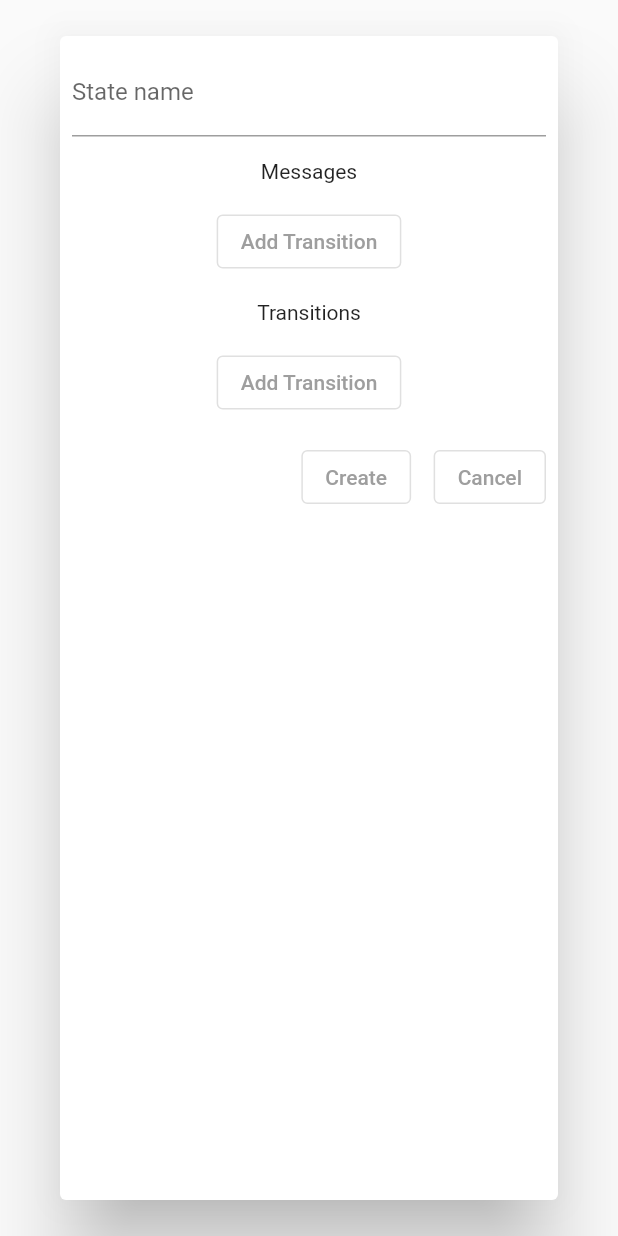
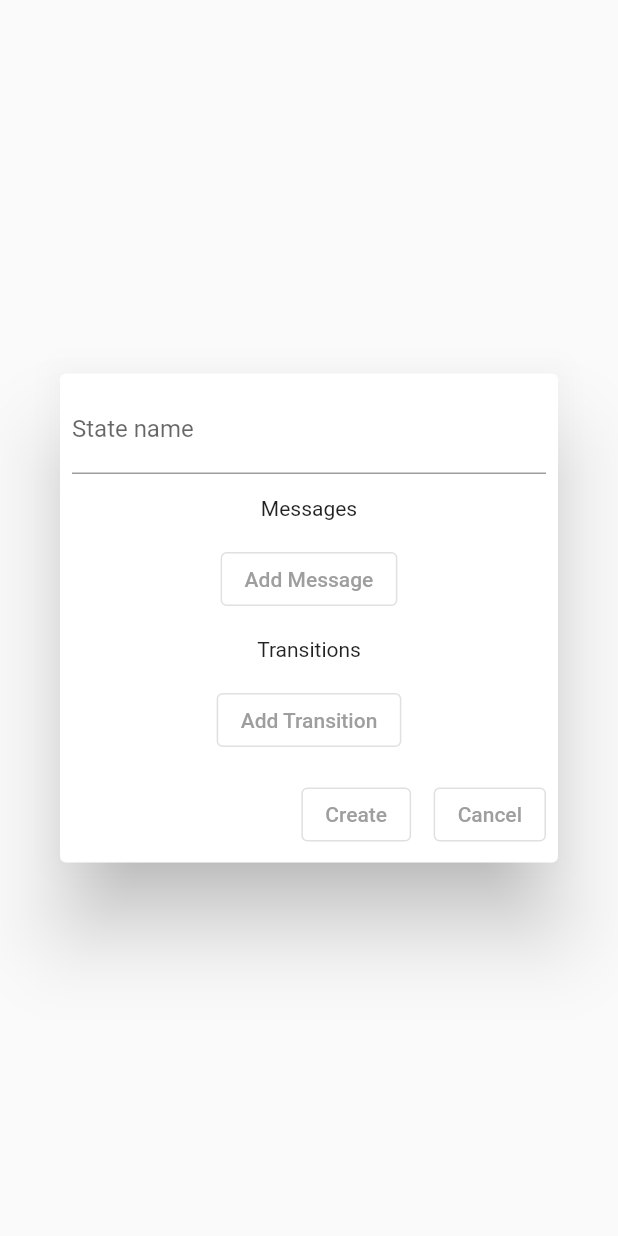
Before and after one commit to FelipeMarra/chat-bot-creator-front, a Flutter app: the NewStateBaseWidget widget shown alone on an empty page, opened directly with empty values, on a phone screen of 412 x 824 dp. Run offline on Flutter 3.47's test engine with Material 2 defaults, Android fonts, the phone set to English and light mode, and no system bars; our stand-ins replace dio, get, hive, hive_flutter, url_strategy; missing offline and left inert: oauth_dio; accounts and stored records are empty; network calls fail; statements that could not run were skipped.

Commit message:
update start

```diff
--- a/lib/src/chatbot/chatbot_page.dart
+++ b/lib/src/chatbot/chatbot_page.dart
@@ -1,6 +1,6 @@
 import 'package:chat_bot_creator/api/api.dart';
 import 'package:chat_bot_creator/api/chat_bot_api.dart';
-import 'package:chat_bot_creator/src/chatbot/widgets/state_base/new_state_base_widget.dart';
+import 'package:chat_bot_creator/src/chatbot/widgets/state_base/create/new_state_base_widget.dart';
 import 'package:chat_bot_creator/src/chatbot/widgets/state_base/state_base_widget.dart';
 import 'package:chat_bot_creator/src/chatbot/widgets/title_widget.dart';
 import 'package:chat_bot_creator/src/widgets/error_dialog.dart';
--- /dev/null
+++ b/lib/src/chatbot/widgets/state_base/create/new_state_base_widget.dart
@@ -0,0 +1,140 @@
+import 'package:chat_bot_creator/api/models/states_models.dart';
+import 'package:chat_bot_creator/src/chatbot/controller/chat_bot_page_controller.dart';
+import 'package:chat_bot_creator/src/chatbot/widgets/state_base/create/new_message_widget.dart';
+import 'package:chat_bot_creator/src/chatbot/widgets/state_base/create/new_transition_widget.dart';
+import 'package:flutter/material.dart';
+import 'package:get/get.dart';
+
+class NewStateBaseWidget extends StatefulWidget {
+  final int chatbotId;
+  const NewStateBaseWidget(this.chatbotId, {Key? key}) : super(key: key);
+
+  @override
+  State<NewStateBaseWidget> createState() => _NewStateBaseWidgetState();
+}
+
+class _NewStateBaseWidgetState extends State<NewStateBaseWidget> {
+  final ChatBotPageController _chatController = Get.find();
+
+  final GlobalKey<FormState> _formKey = GlobalKey<FormState>();
+
+  int stateId = -1;
+  String _name = "";
+  final List<NewTransitionWidget> _transitionsWidgets = [];
+  final List<NewMessageWidget> _messagesWidgets = [];
+
+  @override
+  Widget build(BuildContext context) {
+    return Dialog(
+      child: Form(
+        key: _formKey,
+        child: Padding(
+          padding: const EdgeInsets.all(8.0),
+          child: Column(
+            mainAxisSize: MainAxisSize.min,
+            children: [
+              //Name
+              TextFormField(
+                initialValue: _name,
+                decoration: const InputDecoration(
+                  label: Text("State name"),
+                ),
+                validator: (value) {
+                  if (value == null || value.isEmpty) {
+                    return "Required Field";
+                  }
+                  return null;
+                },
+                onChanged: (value) {
+                  _name = value;
+                },
+              ),
+              const SizedBox(height: 15),
+              const Text("Messages"),
+              Column(
+                children: _messagesWidgets,
+              ),
+              const SizedBox(height: 15),
+              OutlinedButton(
+                onPressed: () {
+                  setState(() {
+                    _messagesWidgets.add(NewMessageWidget());
+                  });
+                },
+                child: const Text("Add Message"),
+              ),
+              const SizedBox(height: 15),
+              const Text("Transitions"),
+              Column(
+                children: _transitionsWidgets,
+              ),
+              const SizedBox(height: 15),
+              OutlinedButton(
+                onPressed: () {
+                  setState(() {
+                    _transitionsWidgets.add(NewTransitionWidget());
+                  });
+                },
+                child: const Text("Add Transition"),
+              ),
+              const SizedBox(height: 15),
+              Row(
+                mainAxisAlignment: MainAxisAlignment.end,
+                children: [
+                  OutlinedButton(
+                    onPressed: () async {
+                      bool isValid = true;
+                      if (_formKey.currentState?.validate() == false) {
+                        isValid = false;
+                      }
+
+                      if (!isValid) return;
+
+                      _formKey.currentState?.save();
+
+                      //Get messages
+                      List<StateMessageModel> messages = [];
+
+                      for (NewMessageWidget m in _messagesWidgets) {
+                        messages.add(m.messageModel);
+                      }
+
+                      //Get transitions
+                      List<StateTransitionModel> transitions = [];
+
+                      for (NewTransitionWidget t in _transitionsWidgets) {
+                        transitions.add(t.transitionModel);
+                      }
+
+                      StateBaseModel newState = StateBaseModel(
+                        id: -1,
+                        chatbotId: widget.chatbotId,
+                        name: _name,
+                        stateType: "dumb",
+                        messages: messages,
+                        transitions: transitions,
+                      );
+
+                      _chatController.createState(newState);
+
+                      Get.back();
+                    },
+                    //TODO manda p criar mesmo invalido?
+                    child: const Text("Create"),
+                  ),
+                  const SizedBox(width: 15),
+                  OutlinedButton(
+                    onPressed: () {
+                      Get.back();
+                    },
+                    child: const Text("Cancel"),
+                  ),
+                ],
+              ),
+            ],
+          ),
+        ),
+      ),
+    );
+  }
+}
--- a/lib/src/chatbot/widgets/state_base/new_transition_widget.dart
+++ b/lib/src/chatbot/widgets/state_base/update/new_message_widget.dart
@@ -1,24 +1,21 @@
 import 'package:chat_bot_creator/api/models/states_models.dart';
 import 'package:flutter/material.dart';
 
-class NewTransitionWidget extends StatelessWidget {
-  NewTransitionWidget({Key? key}) : super(key: key);
-
-  final StateTransitionModel transitionModel = StateTransitionModel(
-    id: -1,
-    stateId: -1,
-    transitionTo: -1,
-  );
+class UpdateMessageWidget extends StatelessWidget {
+  final StateMessageModel model;
+  const UpdateMessageWidget(this.model, {Key? key}) : super(key: key);
 
   @override
   Widget build(BuildContext context) {
+    final StateMessageModel messageModel = model;
+
     //TODO check if will be validated
     return Column(
       children: [
-        //TODO show only the states that are present in the bot
         TextFormField(
+          initialValue: model.message,
           decoration: const InputDecoration(
-            label: Text("Transitino To"),
+            label: Text("Your Message"),
           ),
           validator: (value) {
             if (value == null || value.isEmpty) {
@@ -27,7 +24,7 @@ class NewTransitionWidget extends StatelessWidget {
             return null;
           },
           onChanged: (value) {
-            transitionModel.transitionTo = int.parse(value);
+            messageModel.message = value;
           },
         ),
       ],
```
Also changed, not shown: lib/src/chatbot/controller/chat_bot_page_controller.dart (+18 -2 lines), lib/src/chatbot/widgets/state_base/create/new_transition_widget.dart (added, +41 -0 lines), lib/src/chatbot/widgets/state_base/state_base_widget.dart (+6 -1 lines), lib/src/chatbot/widgets/state_base/update/update_state_base_widget.dart (renamed from lib/src/chatbot/widgets/state_base/new_state_base_widget.dart, +47 -45 lines), lib/src/chatbot/widgets/state_base/update/update_transition_widget.dart (added, +39 -0 lines), lib/src/chatbot/widgets/state_base/create/new_message_widget.dart (renamed from lib/src/chatbot/widgets/state_base/new_message_widget.dart).
